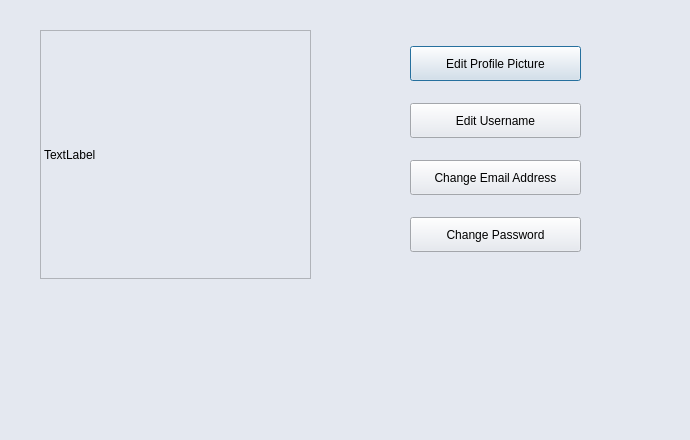
First picture: the form in concurrentTextEditor/accountsettings.ui, repository scottiexdev/concurrentTextEditor, before the edit.
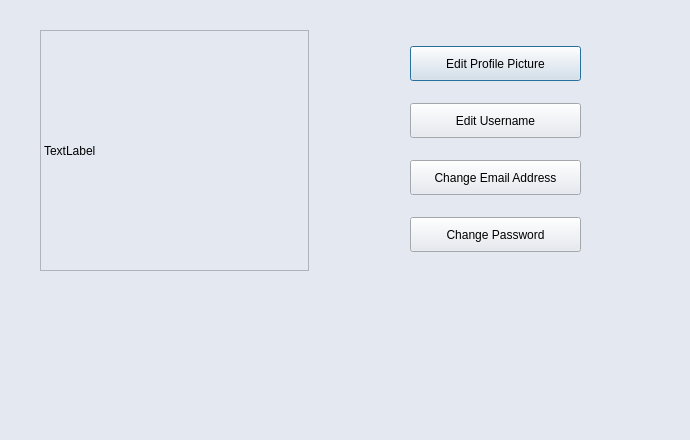
Second picture: the form after the edit.

Commit message: openfile button first improvement + small editor fixes

Diff of the .ui file:
```diff
--- a/concurrentTextEditor/accountsettings.ui
+++ b/concurrentTextEditor/accountsettings.ui
@@ -549,6 +549,12 @@
         <verstretch>0</verstretch>
        </sizepolicy>
       </property>
+      <property name="maximumSize">
+       <size>
+        <width>269</width>
+        <height>241</height>
+       </size>
+      </property>
       <property name="frameShape">
        <enum>QFrame::StyledPanel</enum>
       </property>
```
The commit also changes 6 other files.
